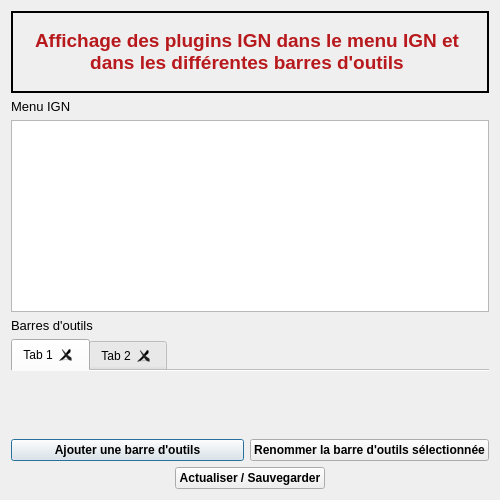
First picture: the form in ui/plugin_maitre_dialog_base.ui, repository IGNF/PluginsManager-qgis-plugin, before the edit.
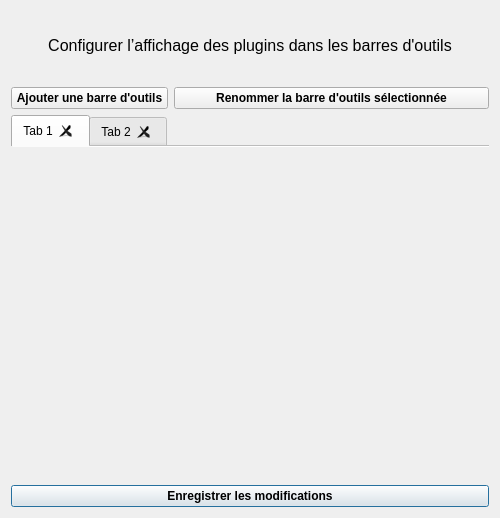
Second picture: the form after the edit. The open tabs and pages were chosen to show the change. Icons and pictures are not drawn.

Patch:
```diff
--- a/ui/plugin_maitre_dialog_base.ui
+++ b/ui/plugin_maitre_dialog_base.ui
@@ -7,7 +7,7 @@
     <x>0</x>
     <y>0</y>
     <width>500</width>
-    <height>500</height>
+    <height>518</height>
    </rect>
   </property>
   <property name="minimumSize">
@@ -32,79 +32,29 @@
   <layout class="QGridLayout" name="gridLayout_3">
    <item row="0" column="0">
     <layout class="QGridLayout" name="gridLayout_2">
-     <item row="3" column="0">
-      <widget class="QLabel" name="label_menu">
-       <property name="enabled">
-        <bool>true</bool>
-       </property>
-       <property name="sizePolicy">
-        <sizepolicy hsizetype="Preferred" vsizetype="Preferred">
-         <horstretch>17</horstretch>
-         <verstretch>0</verstretch>
-        </sizepolicy>
-       </property>
-       <property name="font">
-        <font>
-         <family>MS Shell Dlg 2</family>
-         <pointsize>10</pointsize>
-         <weight>50</weight>
-         <bold>false</bold>
-         <kerning>true</kerning>
-        </font>
-       </property>
-       <property name="text">
-        <string>Menu IGN</string>
-       </property>
-      </widget>
-     </item>
-     <item row="4" column="0" colspan="2">
-      <widget class="QListWidget" name="listWidget_menu_IGN"/>
-     </item>
-     <item row="8" column="0" colspan="2">
-      <layout class="QGridLayout" name="gridLayout" rowstretch="0" columnstretch="0,0">
-       <item row="0" column="0">
-        <widget class="QPushButton" name="pushButtonAddBarre">
-         <property name="font">
-          <font>
-           <weight>75</weight>
-           <bold>true</bold>
-          </font>
+     <item row="3" column="0" colspan="3">
+      <layout class="QHBoxLayout" name="horizontalLayout">
+       <item>
+        <widget class="QPushButton" name="pushButtonActualiser">
+         <property name="maximumSize">
+          <size>
+           <width>16777215</width>
+           <height>16777215</height>
+          </size>
          </property>
-         <property name="text">
-          <string>Ajouter une barre d'outils</string>
-         </property>
-        </widget>
-       </item>
-       <item row="0" column="1">
-        <widget class="QPushButton" name="pushButton_renommer">
          <property name="font">
           <font>
-           <weight>75</weight>
            <bold>true</bold>
           </font>
          </property>
          <property name="text">
-          <string>Renommer la barre d'outils sélectionnée</string>
+          <string>Enregistrer les modifications</string>
          </property>
         </widget>
        </item>
       </layout>
      </item>
-     <item row="5" column="0">
-      <widget class="QLabel" name="label_toolbar">
-       <property name="font">
-        <font>
-         <pointsize>10</pointsize>
-         <weight>50</weight>
-         <bold>false</bold>
-        </font>
-       </property>
-       <property name="text">
-        <string>Barres d'outils</string>
-       </property>
-      </widget>
-     </item>
-     <item row="7" column="0" colspan="2">
+     <item row="2" column="0" colspan="3">
       <widget class="QTabWidget" name="tabWidget">
        <property name="tabPosition">
         <enum>QTabWidget::North</enum>
@@ -145,43 +95,31 @@
        </widget>
       </widget>
      </item>
-     <item row="9" column="0" colspan="2">
-      <layout class="QHBoxLayout" name="horizontalLayout">
-       <item>
-        <widget class="QPushButton" name="pushButtonActualiser">
-         <property name="maximumSize">
-          <size>
-           <width>150</width>
-           <height>16777215</height>
-          </size>
-         </property>
-         <property name="font">
-          <font>
-           <weight>75</weight>
-           <bold>true</bold>
-          </font>
-         </property>
-         <property name="text">
-          <string>Actualiser / Sauvegarder</string>
-         </property>
-        </widget>
-       </item>
-      </layout>
-     </item>
-     <item row="0" column="0" rowspan="3" colspan="2">
-      <widget class="QFrame" name="frame">
-       <property name="frameShape">
-        <enum>QFrame::Box</enum>
+     <item row="1" column="1" colspan="2">
+      <widget class="QPushButton" name="pushButton_renommer">
+       <property name="font">
+        <font>
+         <bold>true</bold>
+        </font>
        </property>
-       <property name="frameShadow">
-        <enum>QFrame::Plain</enum>
-       </property>
-       <property name="lineWidth">
-        <number>2</number>
+       <property name="text">
+        <string>Renommer la barre d'outils sélectionnée</string>
        </property>
       </widget>
      </item>
      <item row="1" column="0">
+      <widget class="QPushButton" name="pushButtonAddBarre">
+       <property name="font">
+        <font>
+         <bold>true</bold>
+        </font>
+       </property>
+       <property name="text">
+        <string>Ajouter une barre d'outils</string>
+       </property>
+      </widget>
+     </item>
+     <item row="0" column="0" colspan="3">
       <widget class="QLabel" name="label_titre">
        <property name="sizePolicy">
         <sizepolicy hsizetype="Expanding" vsizetype="Preferred">
@@ -198,12 +136,11 @@
        <property name="font">
         <font>
          <pointsize>12</pointsize>
-         <weight>50</weight>
          <bold>false</bold>
         </font>
        </property>
        <property name="text">
-        <string>&lt;html&gt;&lt;head/&gt;&lt;body&gt;&lt;p&gt;&lt;span style=&quot; font-size:14pt; font-weight:600; color:#b8191c;&quot;&gt;Affichage des plugins IGN dans le menu IGN et dans les différentes barres d'outils&lt;/span&gt;&lt;/p&gt;&lt;/body&gt;&lt;/html&gt;</string>
+        <string>&lt;html&gt;&lt;head/&gt;&lt;body&gt;&lt;p&gt;Configurer l’affichage des plugins dans les barres d'outils&lt;/p&gt;&lt;/body&gt;&lt;/html&gt;</string>
        </property>
        <property name="alignment">
         <set>Qt::AlignCenter</set>
```
Left out of the diff: 12 changed lines with no effect on the pictures.
